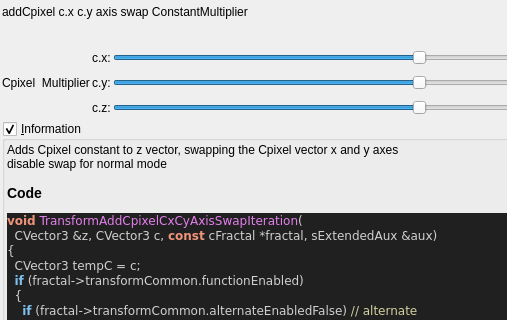
Before: the Qt Designer form mandelbulber2/qt_data/fractal_transf_add_Cpixel_CxCy_axis_swap.ui in buddhi1980/mandelbulber2, drawn with Qt 5; both pictures show x 0 to 507 and y 0 to 320 of the 871 by 681 pixel window.
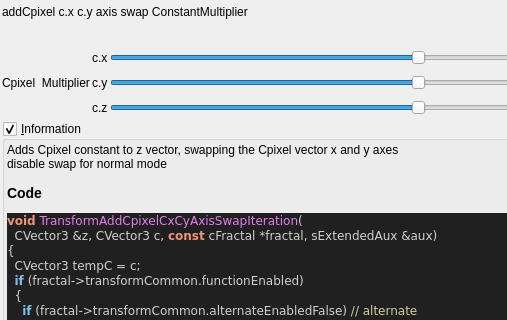
After: the same form once the commit is applied. Custom widgets are drawn as their Qt base class.

Diff of the .ui file:
```diff
--- a/mandelbulber2/qt_data/fractal_transf_add_Cpixel_CxCy_axis_swap.ui
+++ b/mandelbulber2/qt_data/fractal_transf_add_Cpixel_CxCy_axis_swap.ui
@@ -37,14 +37,14 @@
      <item row="2" column="1">
       <widget class="QLabel" name="label_109">
        <property name="text">
-        <string>c.x:</string>
+        <string notr="true">c.x</string>
        </property>
       </widget>
      </item>
      <item row="3" column="1">
       <widget class="QLabel" name="label_110">
        <property name="text">
-        <string>c.y:</string>
+        <string notr="true">c.y</string>
        </property>
       </widget>
      </item>
@@ -68,7 +68,7 @@
      <item row="4" column="1">
       <widget class="QLabel" name="label_111">
        <property name="text">
-        <string>c.z:</string>
+        <string notr="true">c.z</string>
        </property>
       </widget>
      </item>
```
